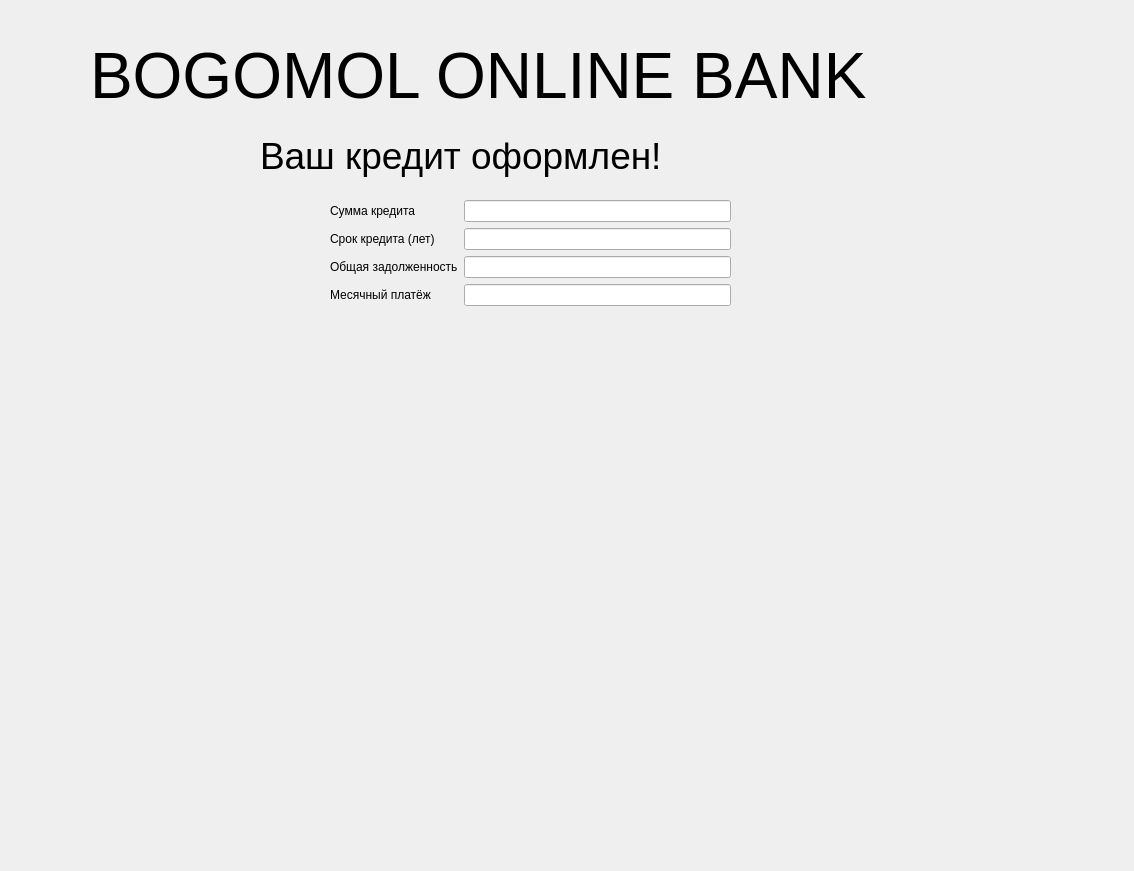
This is ThanksCreditPage.ui in MKN3O/num15yndx as Qt 5 draws it before an edit. The edited form follows.
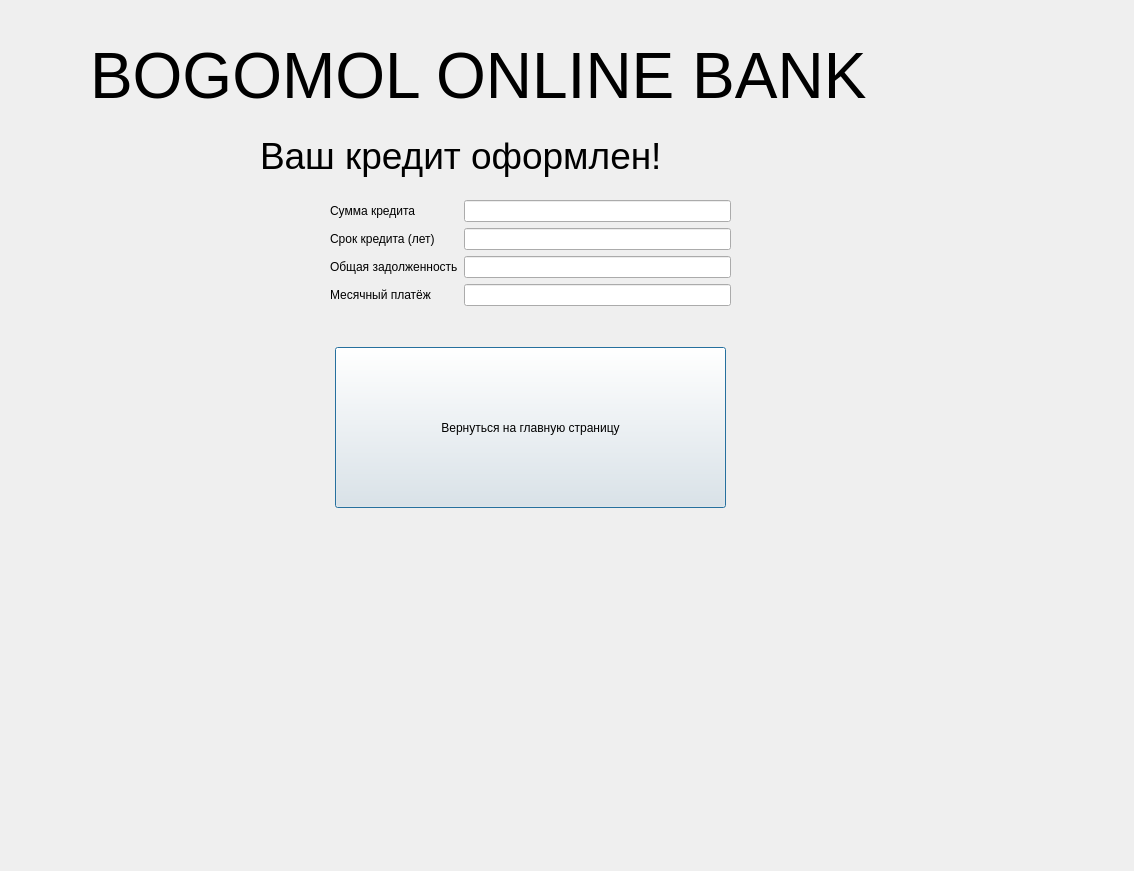
This is the edited form.

```diff
--- a/ThanksCreditPage.ui
+++ b/ThanksCreditPage.ui
@@ -101,6 +101,19 @@
     </item>
    </layout>
   </widget>
+  <widget class="QPushButton" name="pushButton">
+   <property name="geometry">
+    <rect>
+     <x>335</x>
+     <y>347</y>
+     <width>391</width>
+     <height>161</height>
+    </rect>
+   </property>
+   <property name="text">
+    <string>Вернуться на главную страницу</string>
+   </property>
+  </widget>
  </widget>
  <resources/>
  <connections/>
```
Left out of the diff: 18 changed lines with no effect on the pictures.
